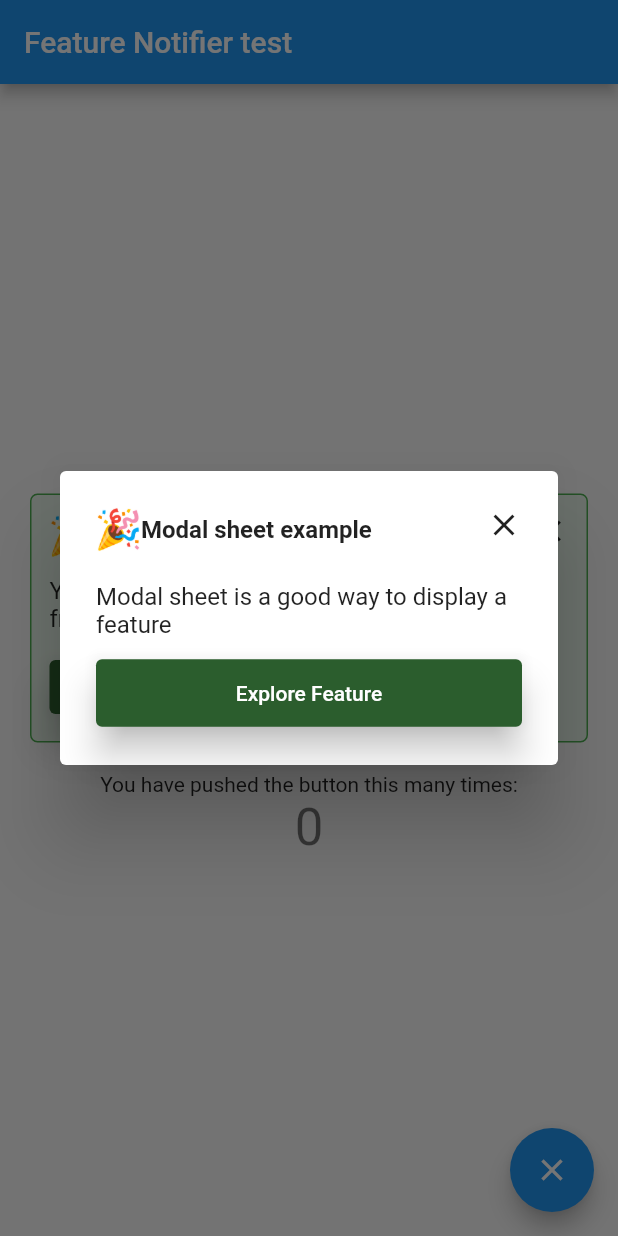
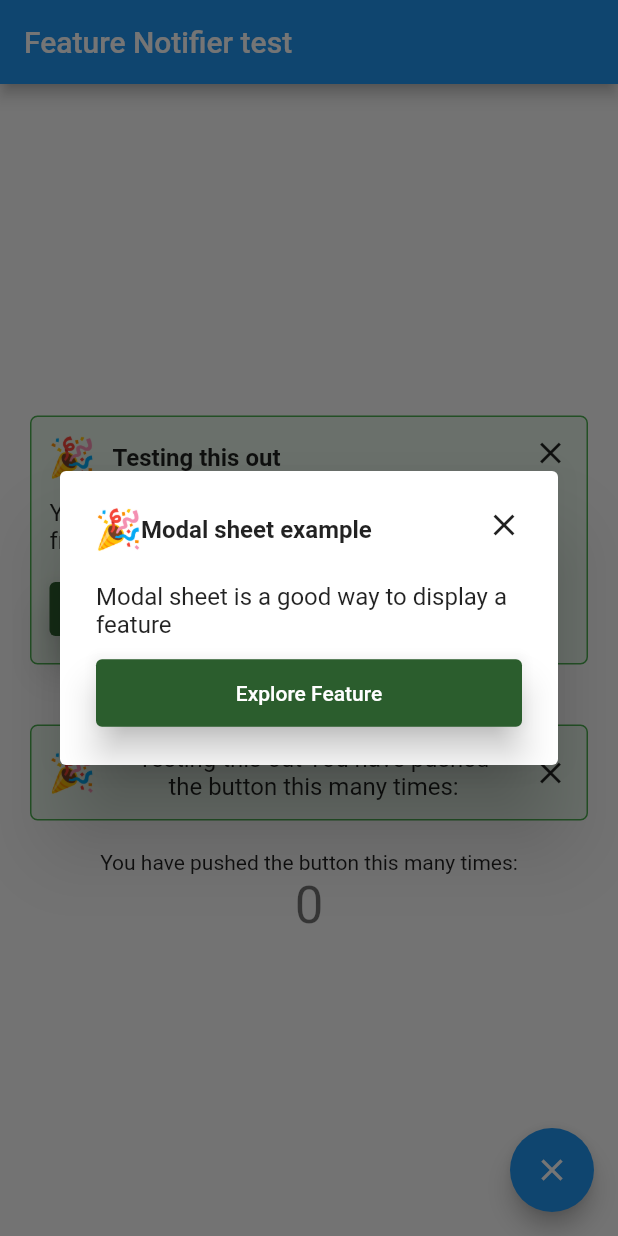
Before and after one commit to fiizzy/Feature-Notifier, a Flutter app: the screen it shows after launch, on a phone screen of 412 x 824 dp. Run offline on Flutter 3.47's test engine with Material 2 defaults, Android fonts, the phone set to English and light mode, and no system bars; our stand-ins replace get_storage.

Commit message:
chore: add bar notifier

```diff
--- a/lib/main.dart
+++ b/lib/main.dart
@@ -1,4 +1,5 @@
 import 'package:feature_notifier/feature_notifier.dart';
+import 'package:feature_notifier/widgets/bar_notification/bar_notifier.dart';
 import 'package:flutter/material.dart';
 
 void main() async {
@@ -83,6 +84,18 @@ class _MyHomePageState extends State<MyHomePage> {
                   onTapButton: () {},
                   // icon: Text("dog"),
                 )),
+            Padding(
+                padding: const EdgeInsets.all(20),
+                child: FeatureBarNotifier(
+                  title:
+                      "Testing this out You have pushed the button this many times:",
+
+                  featureKey: 2,
+                  onClose: () {},
+                  onTapCard: () {},
+                  showIcon: true,
+                  // icon: Text("dog"),
+                )),
             const Text(
               'You have pushed the button this many times:',
             ),
--- /dev/null
+++ b/lib/widgets/bar_notification/bar_notifier.dart
@@ -0,0 +1,97 @@
+import 'package:feature_notifier/utils/icon_selector.dart';
+import 'package:feature_notifier/utils/storage.dart';
+import 'package:flutter/material.dart';
+
+class FeatureBarNotifier extends StatefulWidget {
+  FeatureBarNotifier(
+      {super.key,
+      required this.featureKey,
+      required this.onClose,
+      required this.onTapCard,
+      required this.title,
+      this.backgroundColor,
+      this.icon,
+      this.strokeColor,
+      this.strokeWidth,
+      this.titleColor,
+      this.titleFontSize,
+      this.showIcon,
+      this.fontWeight});
+
+  @override
+  State<FeatureBarNotifier> createState() => _CardFeatureNotifierState();
+
+  Color? backgroundColor;
+  Widget? icon;
+  void Function() onClose;
+  void Function() onTapCard;
+  Color? strokeColor;
+  double? strokeWidth;
+  FontWeight? fontWeight;
+
+  ///This is the tile of the feature that you want to show to your users
+  String title;
+  Color? titleColor;
+  double? titleFontSize;
+  bool? showIcon = true;
+
+  ///This key is used to identify the particular feature that was built in the UI. Two features should not have the same feature key to avoid mis-behaviours
+  int featureKey;
+}
+
+class _CardFeatureNotifierState extends State<FeatureBarNotifier> {
+  @override
+  Widget build(BuildContext context) {
+    print(
+        "Last save value is ${FeatureNotifierStorage.read(widget.featureKey)}");
+    return !FeatureNotifierStorage.read(widget.featureKey)
+        ? LayoutBuilder(builder: (context, constraint) {
+            return GestureDetector(
+              onTap: widget.onTapCard,
+              child: Container(
+                  padding: EdgeInsets.all(12),
+                  decoration: BoxDecoration(
+                      color: Colors.green[50],
+                      border: Border.all(
+                          width: widget.strokeWidth ?? 1,
+                          color: widget.strokeColor ?? Colors.green),
+                      borderRadius: BorderRadius.all(Radius.circular(5))),
+                  child: Center(
+                    child: Row(
+                        mainAxisAlignment: MainAxisAlignment.spaceBetween,
+                        crossAxisAlignment: CrossAxisAlignment.center,
+                        children: [
+                          selectIcon(
+                            showIcon: widget.showIcon,
+                            icon: widget.icon,
+                          ),
+                          SizedBox(
+                            width: constraint.maxWidth * .7,
+                            child: Text(
+                              widget.title,
+                              textAlign: TextAlign.center,
+                              style: TextStyle(
+                                  fontWeight:
+                                      widget.fontWeight ?? FontWeight.w400,
+                                  fontSize: widget.titleFontSize ?? 16,
+                                  color: widget.titleColor),
+                            ),
+                          ),
+                          GestureDetector(
+                            child: const Icon(Icons.close),
+                            onTap: () {
+                              setState(() {
+                                FeatureNotifierStorage.write(
+                                    value: true, id: widget.featureKey);
+                              });
+                              widget.onClose();
+                              print("close Feature");
+                            },
+                          )
+                        ]),
+                  )),
+            );
+          })
+        : Container();
+  }
+}
```
